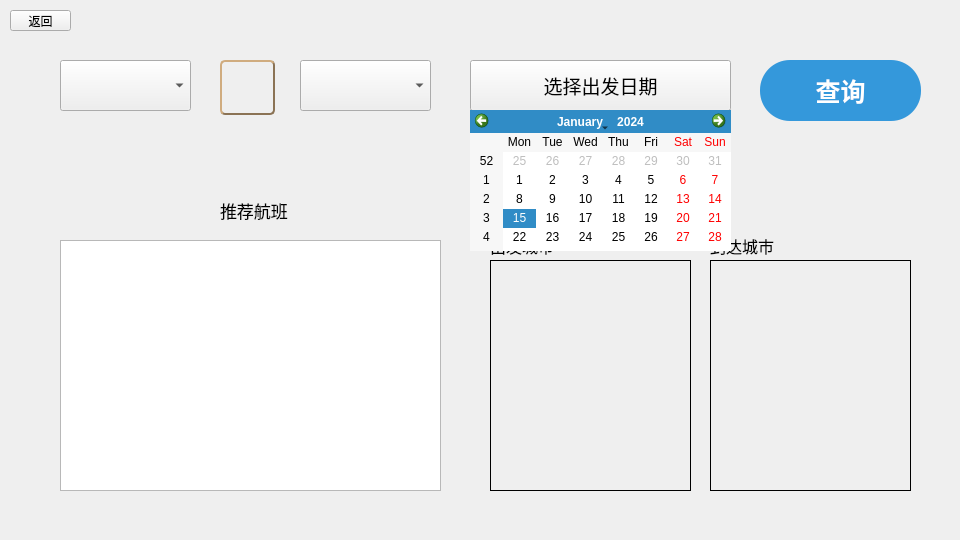
Before: the Qt Designer form ui/searchpage.ui in delete3GM/Flight-Booking-System, drawn with Qt 5.
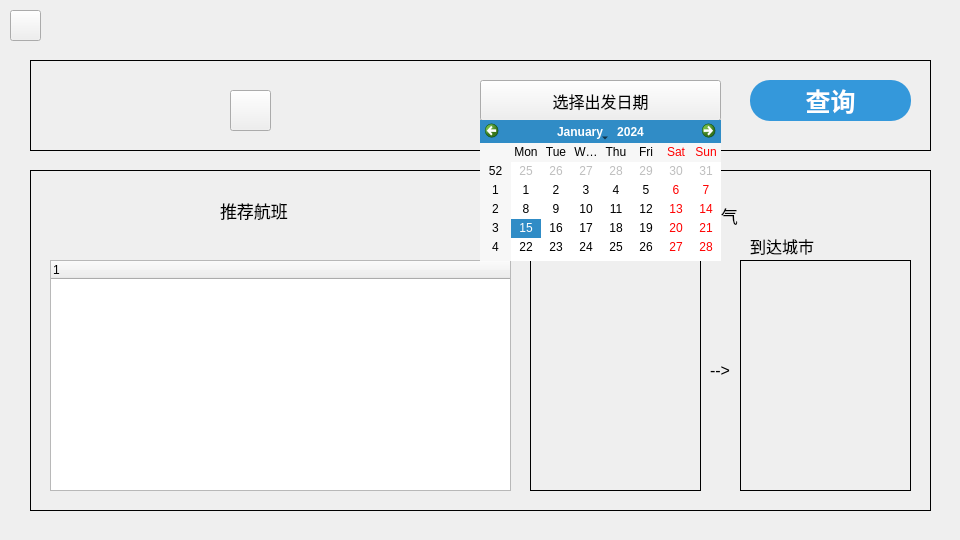
After: the same form once the commit is applied. Icons and pictures are not drawn.

Diff of the .ui file:
```diff
--- a/ui/searchpage.ui
+++ b/ui/searchpage.ui
@@ -19,60 +19,45 @@
   <property name="windowTitle">
    <string>Form</string>
   </property>
-  <widget class="QPushButton" name="backBtn">
+  <widget class="QToolButton" name="backBtn">
    <property name="geometry">
     <rect>
      <x>10</x>
      <y>10</y>
-     <width>61</width>
-     <height>21</height>
+     <width>31</width>
+     <height>31</height>
     </rect>
    </property>
    <property name="text">
-    <string>返回</string>
+    <string/>
    </property>
   </widget>
   <widget class="QPushButton" name="showCalendarBtn">
    <property name="geometry">
     <rect>
-     <x>470</x>
-     <y>60</y>
-     <width>261</width>
-     <height>51</height>
+     <x>480</x>
+     <y>80</y>
+     <width>241</width>
+     <height>41</height>
     </rect>
    </property>
    <property name="font">
     <font>
      <family>Microsoft YaHei UI</family>
-     <pointsize>14</pointsize>
+     <pointsize>12</pointsize>
     </font>
    </property>
    <property name="text">
     <string>选择出发日期</string>
    </property>
   </widget>
-  <widget class="QComboBox" name="arrBox">
-   <property name="geometry">
-    <rect>
-     <x>300</x>
-     <y>60</y>
-     <width>131</width>
-     <height>51</height>
-    </rect>
-   </property>
-   <property name="font">
-    <font>
-     <pointsize>15</pointsize>
-    </font>
-   </property>
-  </widget>
   <widget class="QPushButton" name="exchangeBtn">
    <property name="geometry">
     <rect>
-     <x>220</x>
-     <y>60</y>
-     <width>55</width>
-     <height>55</height>
+     <x>230</x>
+     <y>90</y>
+     <width>41</width>
+     <height>41</height>
     </rect>
    </property>
    <property name="sizePolicy">
@@ -83,22 +68,12 @@
    </property>
    <property name="minimumSize">
     <size>
-     <width>55</width>
-     <height>55</height>
+     <width>0</width>
+     <height>0</height>
     </size>
    </property>
    <property name="styleSheet">
-    <string notr="true">QPushButton {
-            background-image: url(:/images/resources/images/exchange.png);
-            background-repeat: no-repeat;
-            background-position: center;
-	border-style: outset;
-	border-width: 2px;
-	border-radius: 5px; 
-	border-color: #8B7355;
-
-
- }</string>
+    <string notr="true"/>
    </property>
    <property name="text">
     <string/>
@@ -107,10 +82,10 @@
   <widget class="QPushButton" name="searchBtn">
    <property name="geometry">
     <rect>
-     <x>760</x>
-     <y>60</y>
+     <x>750</x>
+     <y>80</y>
      <width>161</width>
-     <height>61</height>
+     <height>41</height>
     </rect>
    </property>
    <property name="font">
@@ -124,7 +99,7 @@
    <property name="styleSheet">
     <string notr="true">QPushButton {
     background-color: #3498db; /* 蓝色背景 */
-    border-radius: 30px; /* 圆角大小为10像素 */
+    border-radius: 20px; /* 圆角大小为10像素 */
     border: none; /* 无边框 */
     color: #ffffff; /* 字体颜色为白色 */
     font-weight: bold; /* 字体加粗 */
@@ -145,37 +120,13 @@
   <widget class="QCalendarWidget" name="calendarWidget">
    <property name="geometry">
     <rect>
-     <x>470</x>
-     <y>110</y>
-     <width>261</width>
+     <x>480</x>
+     <y>120</y>
+     <width>241</width>
      <height>141</height>
     </rect>
    </property>
   </widget>
-  <widget class="QComboBox" name="depBox">
-   <property name="geometry">
-    <rect>
-     <x>60</x>
-     <y>60</y>
-     <width>131</width>
-     <height>51</height>
-    </rect>
-   </property>
-   <property name="font">
-    <font>
-     <pointsize>14</pointsize>
-    </font>
-   </property>
-   <property name="layoutDirection">
-    <enum>Qt::LayoutDirection::LeftToRight</enum>
-   </property>
-   <property name="autoFillBackground">
-    <bool>false</bool>
-   </property>
-   <property name="styleSheet">
-    <string notr="true"/>
-   </property>
-  </widget>
   <widget class="QLabel" name="label">
    <property name="geometry">
     <rect>
@@ -194,22 +145,12 @@
     <string>推荐航班</string>
    </property>
   </widget>
-  <widget class="QTreeView" name="treeView">
+  <widget class="QLabel" name="depWeatherLbl">
    <property name="geometry">
     <rect>
-     <x>60</x>
-     <y>240</y>
-     <width>381</width>
-     <height>251</height>
-    </rect>
-   </property>
-  </widget>
-  <widget class="QLabel" name="depWeather">
-   <property name="geometry">
-    <rect>
-     <x>490</x>
+     <x>530</x>
      <y>260</y>
-     <width>201</width>
+     <width>171</width>
      <height>231</height>
     </rect>
    </property>
@@ -225,14 +166,14 @@
     <string/>
    </property>
    <property name="alignment">
-    <set>Qt::AlignmentFlag::AlignCenter</set>
+    <set>Qt::AlignmentFlag::AlignBottom|Qt::AlignmentFlag::AlignHCenter</set>
    </property>
   </widget>
   <widget class="QLabel" name="label_2">
    <property name="geometry">
     <rect>
-     <x>660</x>
-     <y>180</y>
+     <x>670</x>
+     <y>190</y>
      <width>131</width>
      <height>51</height>
     </rect>
@@ -249,9 +190,9 @@
   <widget class="QLabel" name="arrWeather">
    <property name="geometry">
     <rect>
-     <x>710</x>
+     <x>740</x>
      <y>260</y>
-     <width>201</width>
+     <width>171</width>
      <height>231</height>
     </rect>
    </property>
@@ -267,13 +208,13 @@
     <string/>
    </property>
    <property name="alignment">
-    <set>Qt::AlignmentFlag::AlignCenter</set>
+    <set>Qt::AlignmentFlag::AlignBottom|Qt::AlignmentFlag::AlignHCenter</set>
    </property>
   </widget>
   <widget class="QLabel" name="label_3">
    <property name="geometry">
     <rect>
-     <x>490</x>
+     <x>540</x>
      <y>230</y>
      <width>161</width>
      <height>31</height>
@@ -291,7 +232,7 @@
   <widget class="QLabel" name="label_4">
    <property name="geometry">
     <rect>
-     <x>710</x>
+     <x>750</x>
      <y>230</y>
      <width>161</width>
      <height>31</height>
@@ -306,6 +247,86 @@
     <string>到达城市</string>
    </property>
   </widget>
+  <widget class="QTreeWidget" name="recTree">
+   <property name="geometry">
+    <rect>
+     <x>50</x>
+     <y>260</y>
+     <width>461</width>
+     <height>231</height>
+    </rect>
+   </property>
+   <column>
+    <property name="text">
+     <string notr="true">1</string>
+    </property>
+   </column>
+  </widget>
+  <widget class="QLabel" name="label_5">
+   <property name="geometry">
+    <rect>
+     <x>30</x>
+     <y>170</y>
+     <width>901</width>
+     <height>341</height>
+    </rect>
+   </property>
+   <property name="styleSheet">
+    <string notr="true">QLabel { border: 1px solid black; }</string>
+   </property>
+   <property name="text">
+    <string/>
+   </property>
+  </widget>
+  <widget class="QLabel" name="label_6">
+   <property name="geometry">
+    <rect>
+     <x>710</x>
+     <y>350</y>
+     <width>21</width>
+     <height>41</height>
+    </rect>
+   </property>
+   <property name="font">
+    <font>
+     <pointsize>12</pointsize>
+    </font>
+   </property>
+   <property name="text">
+    <string>--&gt;</string>
+   </property>
+  </widget>
+  <widget class="QLabel" name="label_7">
+   <property name="geometry">
+    <rect>
+     <x>30</x>
+     <y>60</y>
+     <width>901</width>
+     <height>91</height>
+    </rect>
+   </property>
+   <property name="styleSheet">
+    <string notr="true">QLabel { border: 1px solid black; }</string>
+   </property>
+   <property name="text">
+    <string/>
+   </property>
+  </widget>
+  <widget class="QLabel" name="graphLbl">
+   <property name="geometry">
+    <rect>
+     <x>90</x>
+     <y>130</y>
+     <width>71</width>
+     <height>16</height>
+    </rect>
+   </property>
+   <property name="text">
+    <string/>
+   </property>
+  </widget>
+  <zorder>label_7</zorder>
+  <zorder>label_5</zorder>
   <zorder>label_3</zorder>
   <zorder>backBtn</zorder>
   <zorder>showCalendarBtn</zorder>
```
Left out of the diff: 12 changed lines with no effect on the pictures.
